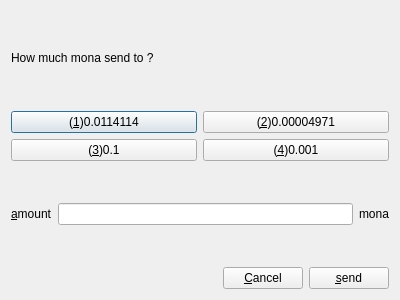
Qt form send_mona_to_res_window.ui (ottyajp/mona_chaduke) before a commit.
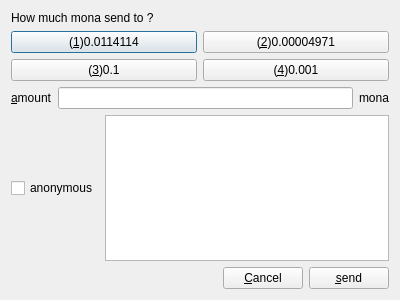
The same form after that commit.

Commit message: レス相手の送金でメッセージつけれるようにした

```diff
--- a/send_mona_to_res_window.ui
+++ b/send_mona_to_res_window.ui
@@ -83,6 +83,20 @@
        </item>
       </layout>
      </item>
+     <item>
+      <layout class="QHBoxLayout" name="horizontalLayout_5">
+       <item>
+        <widget class="QCheckBox" name="anonymous_check">
+         <property name="text">
+          <string>anonymous</string>
+         </property>
+        </widget>
+       </item>
+       <item>
+        <widget class="QPlainTextEdit" name="msg_edit"/>
+       </item>
+      </layout>
+     </item>
      <item>
       <layout class="QHBoxLayout" name="horizontalLayout_4">
        <item>
```
The commit also changes 2 other files.
